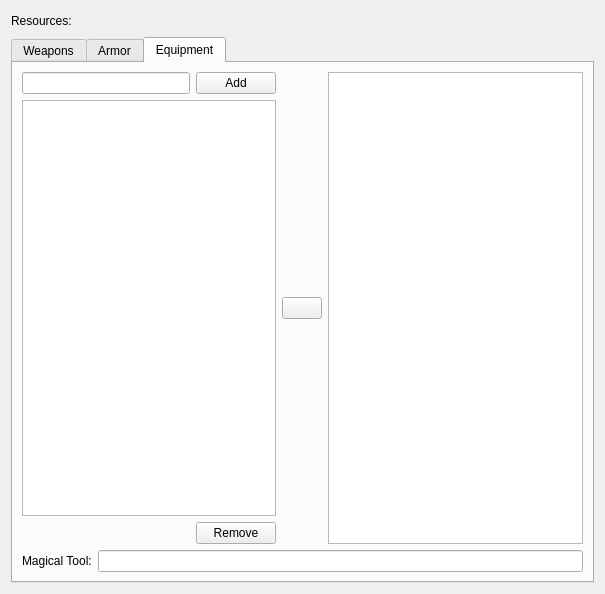
Qt form ui/ui_ItemWidget.ui (Kamduis/SoulCreator) before a commit.
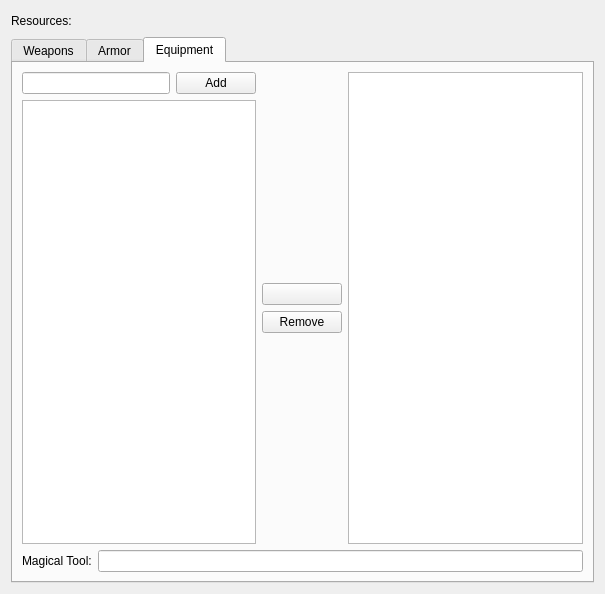
The same form after that commit. Custom widgets are drawn as their Qt base class.

Commit message: "Entfernen"-Knopf bei Gegenständen versetzt.

Diff of the .ui file:
```diff
--- a/ui/ui_ItemWidget.ui
+++ b/ui/ui_ItemWidget.ui
@@ -246,13 +246,6 @@
            <item row="1" column="0" colspan="2">
             <widget class="QListWidget" name="listWidget_equipmentInventory"/>
            </item>
-           <item row="2" column="1">
-            <widget class="QPushButton" name="pushButton_equipmentRemove">
-             <property name="text">
-              <string>Remove</string>
-             </property>
-            </widget>
-           </item>
           </layout>
          </item>
          <item>
@@ -280,6 +273,13 @@
              </property>
             </widget>
            </item>
+           <item>
+            <widget class="QPushButton" name="pushButton_equipmentRemove">
+             <property name="text">
+              <string>Remove</string>
+             </property>
+            </widget>
+           </item>
            <item>
             <spacer name="verticalSpacer_6">
              <property name="orientation">
```
Left out of the diff: 2 changed lines with no effect on the pictures. The commit also changes 1 other file.
